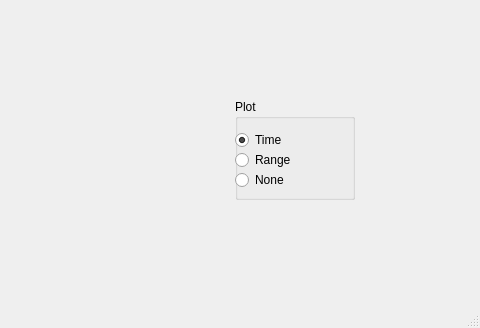
Qt form pc/fmcw_gui.ui (Ttl/fmcw2) before a commit; both pictures show x 395 to 875 and y 421 to 749 of the 875 by 749 pixel window.
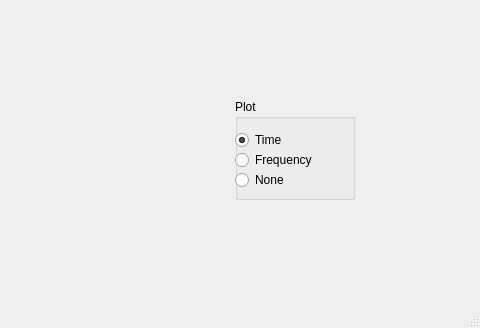
The same form after that commit. Custom widgets are drawn as their Qt base class.

Commit message: Big plot for range

```diff
--- a/pc/fmcw_gui.ui
+++ b/pc/fmcw_gui.ui
@@ -334,7 +334,7 @@
       </rect>
      </property>
      <property name="text">
-      <string>Range</string>
+      <string>Frequency</string>
      </property>
     </widget>
     <widget class="QRadioButton" name="radioButton_none">
```
Left out of the diff: 4 changed lines with no effect on the pictures. The commit also changes 2 other files.
